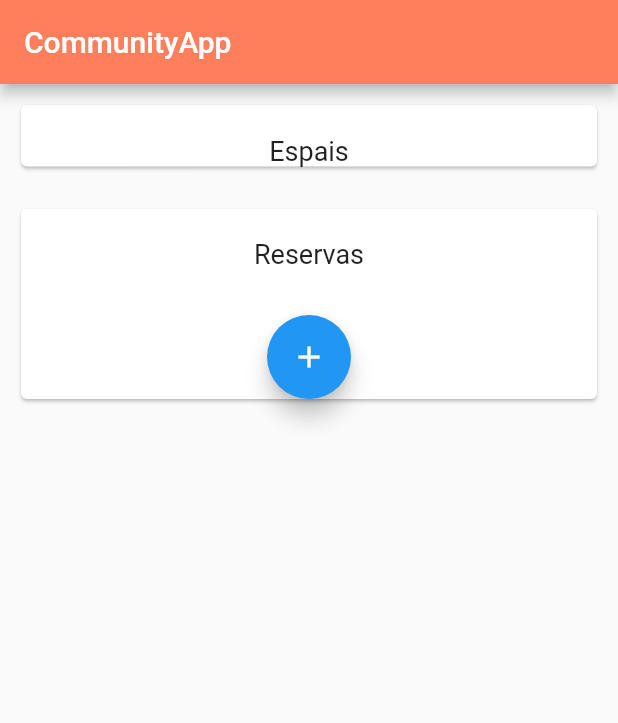
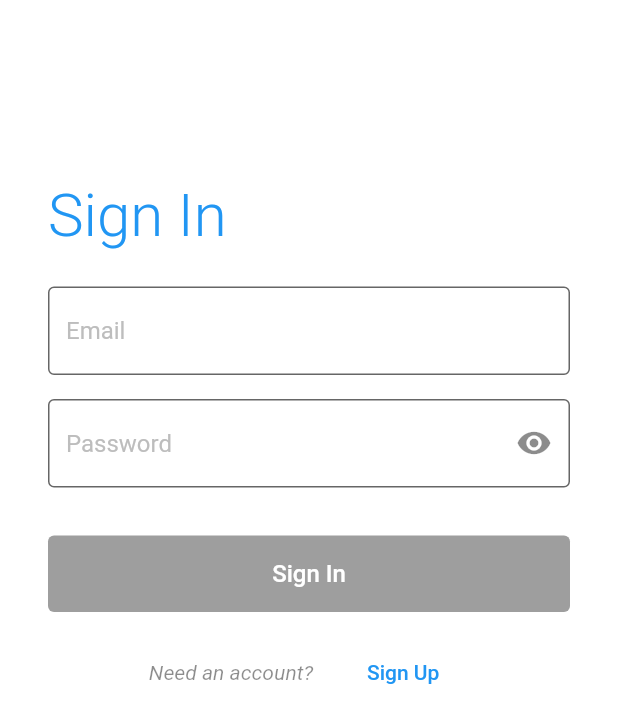
Before and after one commit to TomasMoratoPerezPorro/CommunityApp, a Flutter app: the screen it shows after launch, on a phone screen of 412 x 824 dp. Shown: the top 723 px of the screen. Run offline on Flutter 3.47's test engine with Material 2 defaults, Android fonts, the phone set to English and light mode, and no system bars; our stand-ins replace cloud_firestore, firebase_auth, font_awesome_flutter; accounts and stored records are empty.

Commit message:
Implementacio del Login de minidosis. Faltaria crear els usuaris a firestore i enmagatzemar el nom

```diff
--- /dev/null
+++ b/appcomunity/lib/app.dart
@@ -0,0 +1,16 @@
+import 'package:appcomunity/Pages/MainPage.dart';
+import 'package:appcomunity/Pages/about_page.dart';
+import 'package:flutter/material.dart';
+
+
+class App extends StatelessWidget {
+  @override
+  Widget build(BuildContext context) {
+    return MaterialApp(
+      routes: {
+        '/': (_) => MainPage(),
+        '/about': (_) => AboutPage(),
+      },
+    );
+  }
+}
--- /dev/null
+++ b/appcomunity/lib/login_flow/auth_state_switch.dart
@@ -0,0 +1,63 @@
+import 'package:appcomunity/login_flow/pages/splash_page.dart';
+import 'package:appcomunity/login_flow/signin_flow_app.dart';
+import 'package:firebase_auth/firebase_auth.dart';
+import 'package:flutter/material.dart';
+
+import 'package:provider/provider.dart';
+
+class SignInConfig {
+  final bool anonymously;
+  final bool withGoogle;
+  final bool withFacebook;
+  const SignInConfig({
+    this.anonymously = false,
+    this.withGoogle = false,
+    this.withFacebook = false,
+  });
+}
+
+class AuthStateSwitch extends StatelessWidget {
+  final config;
+  final Widget app;
+  AuthStateSwitch({
+    @required this.app,
+    this.config = const SignInConfig(),
+  });
+
+  @override
+  Widget build(BuildContext context) {
+    return StreamBuilder(
+      stream: FirebaseAuth.instance.onAuthStateChanged,
+      builder: (context, AsyncSnapshot<FirebaseUser> snapshot) {
+        if (snapshot.hasError) {
+          return SplashPage(error: snapshot.error.toString());
+        }
+        switch (snapshot.connectionState) {
+          case ConnectionState.none:
+            return SplashPage(error: "ConnectionState is none!");
+
+          case ConnectionState.waiting:
+            return SplashPage();
+
+          case ConnectionState.active:
+            {
+              final FirebaseUser user = snapshot.data;
+              return user == null
+                  ? Provider<SignInConfig>.value(
+                      value: config,
+                      child: SignInFlowApp(),
+                    )
+                  : Provider<FirebaseUser>.value(
+                      value: user,
+                      child: this.app,
+                    );
+            }
+
+          case ConnectionState.done:
+          default:
+            return SplashPage(error: "ConnectionState is done!");
+        }
+      },
+    );
+  }
+}
--- /dev/null
+++ b/appcomunity/lib/login_flow/pages/signin_page.dart
@@ -0,0 +1,237 @@
+import 'package:appcomunity/login_flow/auth_state_switch.dart';
+import 'package:appcomunity/login_flow/pages/signup_page.dart';
+import 'package:appcomunity/login_flow/widgets/auth_page_title.dart';
+import 'package:appcomunity/login_flow/widgets/button_sign_in.dart';
+import 'package:appcomunity/login_flow/widgets/button_sign_in_with.dart';
+import 'package:appcomunity/login_flow/widgets/or_bar.dart';
+import 'package:appcomunity/login_flow/widgets/text_field.dart';
+import 'package:firebase_auth/firebase_auth.dart';
+import 'package:flutter/material.dart';
+import 'package:flutter/services.dart';
+
+import 'package:font_awesome_flutter/font_awesome_flutter.dart';
+import 'package:provider/provider.dart';
+
+class SignInPage extends StatelessWidget {
+  @override
+  Widget build(BuildContext context) {
+    return Scaffold(
+      body: _SignInPageBody(),
+      backgroundColor: Colors.white,
+    );
+  }
+}
+
+class _SignInPageBody extends StatefulWidget {
+  @override
+  _SignInPageBodyState createState() => _SignInPageBodyState();
+}
+
+class _SignInPageBodyState extends State<_SignInPageBody> {
+  bool _dead = false;
+  bool _showLoading = false;
+  TextEditingController _ctrlEmail, _ctrlPassword;
+  bool signButtonActive = false;
+
+  @override
+  void initState() {
+    super.initState();
+    _ctrlEmail = TextEditingController();
+    _ctrlPassword = TextEditingController();
+    _ctrlEmail.addListener(_updateSignButtonActive);
+    _ctrlPassword.addListener(_updateSignButtonActive);
+  }
+
+  void _updateSignButtonActive() {
+    setState(() {
+      signButtonActive =
+          (_ctrlEmail.text.isNotEmpty && _ctrlPassword.text.isNotEmpty);
+    });
+  }
+
+  void _showSnackbar(String message,
+      {IconData icon, Color color = Colors.red}) {
+    Scaffold.of(context).showSnackBar(SnackBar(
+      content: Row(
+        children: <Widget>[
+          if (icon != null) ...[Icon(icon), SizedBox(width: 10)],
+          Expanded(child: Text(message)),
+        ],
+      ),
+      backgroundColor: color,
+    ));
+  }
+
+  void _showError(PlatformException e) {
+    switch (e.code) {
+      case 'ERROR_TOO_MANY_REQUESTS':
+        _showSnackbar(
+          "Too many unsuccessful login attempts, try again later.",
+          icon: Icons.warning,
+        );
+        break;
+      case 'ERROR_WRONG_PASSWORD':
+      case 'ERROR_USER_NOT_FOUND':
+        _showSnackbar("Wrong user and password combination");
+        break;
+      case 'ERROR_INVALID_EMAIL':
+        _showSnackbar("Invalid email");
+        break;
+      case 'ERROR_WEAK_PASSWORD':
+        _showSnackbar(
+            "The password is too weak (should be at least 6 characters)");
+        break;
+      case 'ERROR_EMAIL_ALREADY_IN_USE':
+        _showSnackbar("The provided email is already signed up");
+        break;
+      default:
+        print(e.toString());
+        _showSnackbar("Unknown error '${e.code}'");
+    }
+  }
+
+  @override
+  void dispose() {
+    _dead = true;
+    super.dispose();
+  }
+
+  void showLoading(bool b) {
+    if (!_dead) {
+      setState(() => _showLoading = b);
+    }
+  }
+
+  void _signInAnonymously() async {
+    try {
+      showLoading(true);
+      await FirebaseAuth.instance.signInAnonymously();
+    } catch (e) {
+      _showError(e);
+    } finally {
+      showLoading(false);
+    }
+  }
+
+  void _signInWithEmailAndPassword() async {
+    try {
+      showLoading(true);
+      await FirebaseAuth.instance.signInWithEmailAndPassword(
+        email: _ctrlEmail.text,
+        password: _ctrlPassword.text,
+      );
+    } catch (e) {
+      _showError(e);
+    } finally {
+      showLoading(false);
+    }
+  }
+
+  void _createUserWithEmailAndPassword(EmailAndPassword credentials) async {
+    try {
+      showLoading(true);
+      await FirebaseAuth.instance.createUserWithEmailAndPassword(
+        email: credentials.email,
+        password: credentials.password,
+      );
+    } on PlatformException catch (e) {
+      _showError(e);
+    } finally {
+      showLoading(false);
+    }
+  }
+
+  @override
+  Widget build(BuildContext context) {
+    if (_showLoading) {
+      return Center(child: CircularProgressIndicator());
+    }
+    final SignInConfig config = Provider.of<SignInConfig>(context);
+    final primaryColor = Theme.of(context).primaryColor;
+    return SingleChildScrollView(
+      child: Padding(
+        padding: const EdgeInsets.symmetric(horizontal: 32.0),
+        child: Form(
+          child: Column(
+            crossAxisAlignment: CrossAxisAlignment.stretch,
+            children: <Widget>[
+              SizedBox(height: 120),
+              AuthPageTitle('Sign In'),
+              SizedBox(height: 24),
+              SignInTextField(SignInTextFieldType.email, _ctrlEmail),
+              SizedBox(height: 16),
+              SignInTextField(SignInTextFieldType.password, _ctrlPassword),
+              SizedBox(height: 32),
+              SignInButton(
+                color: primaryColor,
+                onPressed:
+                    signButtonActive ? _signInWithEmailAndPassword : null,
+              ),
+              SizedBox(height: 16),
+              Row(
+                mainAxisAlignment: MainAxisAlignment.center,
+                children: <Widget>[
+                  Text(
+                    'Need an account?',
+                    style: TextStyle(
+                      color: Colors.black45,
+                      fontStyle: FontStyle.italic,
+                    ),
+                  ),
+                  SizedBox(width: 16),
+                  FlatButton(
+                    child: Text('Sign Up'),
+                    textColor: primaryColor,
+                    onPressed: () async {
+                      EmailAndPassword result =
+                          await Navigator.of(context).push(
+                        MaterialPageRoute(builder: (_) => SignUpPage()),
+                      );
+                      if (result != null) {
+                        _createUserWithEmailAndPassword(result);
+                      }
+                    },
+                  ),
+                ],
+              ),
+              if (config.withFacebook || config.withGoogle) ...[
+                OrBar(spaceTop: 12, spaceBottom: 24),
+                Row(
+                  children: <Widget>[
+                    if (config.withGoogle)
+                      Expanded(
+                        child: SignInWithButton(
+                          'Google',
+                          FontAwesomeIcons.google,
+                        ),
+                      ),
+                    if (config.withFacebook && config.withGoogle)
+                      SizedBox(width: 16),
+                    if (config.withFacebook)
+                      Expanded(
+                        child: SignInWithButton(
+                          'Facebook',
+                          FontAwesomeIcons.facebook,
+                        ),
+                      ),
+                  ],
+                ),
+              ],
+              if (config.anonymously) ...[
+                Spacer(),
+                FlatButton(
+                  child: Text(
+                    'Sign in anonymously',
+                    style: TextStyle(color: primaryColor),
+                  ),
+                  onPressed: _signInAnonymously,
+                ),
+                SizedBox(height: 20),
+              ]
+            ],
+          ),
+        ),
+      ),
+    );
+  }
+}
--- /dev/null
+++ b/appcomunity/lib/login_flow/pages/signup_page.dart
@@ -0,0 +1,53 @@
+import 'package:appcomunity/login_flow/widgets/auth_page_title.dart';
+import 'package:appcomunity/login_flow/widgets/button_sign_in.dart';
+import 'package:appcomunity/login_flow/widgets/text_field.dart';
+import 'package:flutter/material.dart';
+
+
+class EmailAndPassword {
+  final String email, password;
+  EmailAndPassword(this.email, this.password);
+
+  toString() => "Email: '$email' / Password: '$password'";
+}
+
+class SignUpPage extends StatefulWidget {
+  @override
+  _SignUpPageState createState() => _SignUpPageState();
+}
+
+class _SignUpPageState extends State<SignUpPage> {
+  TextEditingController _email = TextEditingController();
+  TextEditingController _password = TextEditingController();
+
+  @override
+  Widget build(BuildContext context) {
+    return Scaffold(
+      body: SingleChildScrollView(
+        child: Padding(
+          padding: EdgeInsets.all(32),
+          child: Column(
+            crossAxisAlignment: CrossAxisAlignment.stretch,
+            children: <Widget>[
+              SizedBox(height: 100),
+              AuthPageTitle('Sign Up'),
+              SizedBox(height: 24),
+              SignInTextField(SignInTextFieldType.email, _email),
+              SizedBox(height: 24),
+              SignInTextField(SignInTextFieldType.password, _password),
+              SizedBox(height: 48),
+              SignInButton(
+                text: 'Sign Up',
+                onPressed: () {
+                  Navigator.of(context).pop(
+                    EmailAndPassword(_email.text, _password.text),
+                  );
+                },
+              )
+            ],
+          ),
+        ),
+      ),
+    );
+  }
+}
--- /dev/null
+++ b/appcomunity/lib/login_flow/pages/splash_page.dart
@@ -0,0 +1,15 @@
+import 'package:flutter/material.dart';
+
+class SplashPage extends StatelessWidget {
+  final String error;
+  const SplashPage({ this.error });
+
+  @override
+  Widget build(BuildContext context) {
+    return MaterialApp(
+      home: Center(
+        child: error != null ? Text(error) : CircularProgressIndicator(),
+      ),
+    );
+  }
+}
--- /dev/null
+++ b/appcomunity/lib/login_flow/signin_flow_app.dart
@@ -0,0 +1,12 @@
+import 'package:appcomunity/login_flow/pages/signin_page.dart';
+import 'package:flutter/material.dart';
+
+
+class SignInFlowApp extends StatelessWidget {
+  @override
+  Widget build(BuildContext context) {
+    return MaterialApp(
+      home: SignInPage(),
+    );
+  }
+}
--- /dev/null
+++ b/appcomunity/lib/login_flow/widgets/auth_page_title.dart
@@ -0,0 +1,21 @@
+import 'package:flutter/material.dart';
+
+class AuthPageTitle extends StatelessWidget {
+  final String text;
+  AuthPageTitle(this.text);
+
+  @override
+  Widget build(BuildContext context) {
+    return Align(
+      alignment: Alignment.centerLeft,
+      child: Text(
+        this.text,
+        style: TextStyle(
+          fontSize: 40,
+          color: Theme.of(context).primaryColor,
+          fontWeight: FontWeight.w300,
+        ),
+      ),
+    );
+  }
+}
--- /dev/null
+++ b/appcomunity/lib/login_flow/widgets/button_sign_in.dart
@@ -0,0 +1,29 @@
+import 'package:flutter/material.dart';
+
+class SignInButton extends StatelessWidget {
+  final String text;
+  final Color color;
+  final Function onPressed;
+  SignInButton({
+    this.text = "Sign In",
+    this.color = Colors.blue,
+    @required this.onPressed,
+  });
+
+  @override
+  Widget build(BuildContext context) {
+    return FlatButton(
+      onPressed: onPressed,
+      shape: RoundedRectangleBorder(
+        borderRadius: BorderRadius.all(Radius.circular(4)),
+      ),
+      child: Text(
+        this.text,
+        style: TextStyle(color: Colors.white, fontSize: 16),
+      ),
+      color: color,
+      disabledColor: Colors.grey,
+      padding: EdgeInsets.all(16),
+    );
+  }
+}
--- /dev/null
+++ b/appcomunity/lib/login_flow/widgets/text_field.dart
@@ -0,0 +1,45 @@
+import 'package:flutter/material.dart';
+
+enum SignInTextFieldType { email, password }
+
+class SignInTextField extends StatefulWidget {
+  final SignInTextFieldType type;
+  final TextEditingController controller;
+  SignInTextField(this.type, this.controller);
+
+  @override
+  _SignInTextFieldState createState() => _SignInTextFieldState();
+}
+
+class _SignInTextFieldState extends State<SignInTextField> {
+  bool _viewPassword = false;
+
+  get isPassword => widget.type == SignInTextFieldType.password;
+
+  @override
+  Widget build(BuildContext context) {
+    Widget eye;
+    if (isPassword) {
+      eye = IconButton(
+        icon: Icon(_viewPassword ? Icons.visibility_off : Icons.visibility),
+        onPressed: () {
+          setState(() => _viewPassword = !_viewPassword);
+        },
+      );
+    }
+    return TextFormField(
+      controller: widget.controller,
+      decoration: InputDecoration(
+        filled: true,
+        fillColor: Colors.white,
+        border: OutlineInputBorder(),
+        hintText: isPassword ? 'Password' : 'Email',
+        hintStyle: TextStyle(color: Colors.grey[400]),
+        suffixIcon: eye,
+      ),
+      keyboardType:
+          isPassword ? TextInputType.text : TextInputType.emailAddress,
+      obscureText: isPassword && !_viewPassword,
+    );
+  }
+}
--- a/appcomunity/pubspec.yaml
+++ b/appcomunity/pubspec.yaml
@@ -18,6 +18,8 @@ environment:
 
 dependencies:
   intl: ^0.16.1
+  firebase_auth: ^0.15.3+1
+  font_awesome_flutter: ^8.5.0
   provider: ^4.0.1
   flutter:
     sdk: flutter
```
Also changed, not shown: appcomunity/lib/Pages/about_page.dart (added, +11 -0 lines), appcomunity/lib/login_flow/widgets/button_sign_in_with.dart (added, +34 -0 lines), appcomunity/lib/login_flow/widgets/or_bar.dart (added, +31 -0 lines), appcomunity/lib/main.dart (+18 -1 lines), appcomunity/pubspec.lock.
